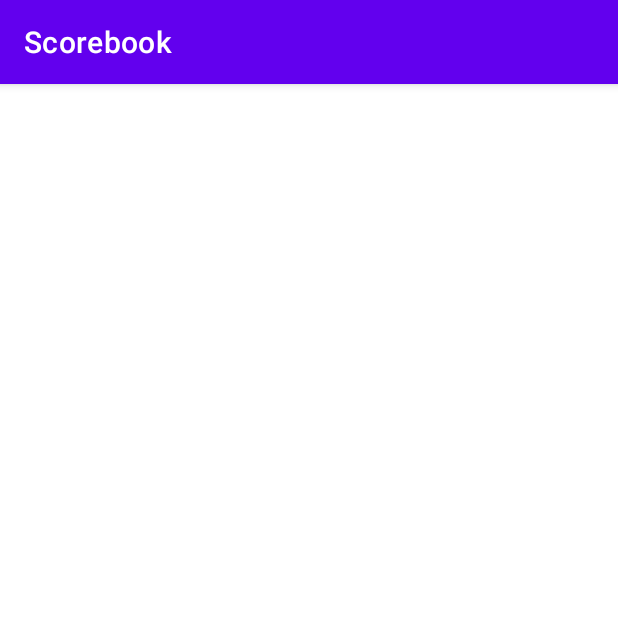
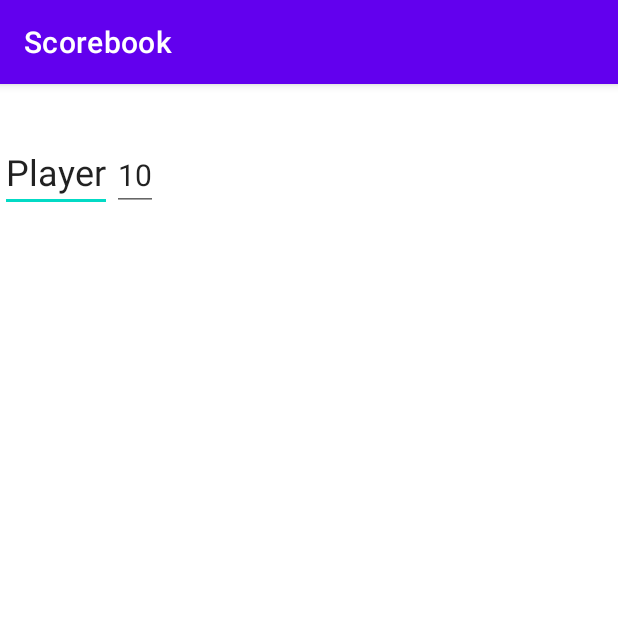
Before and after one commit to SaltyPineapple/Scorebook, an Android app: the GameActivity screen opened directly, with no data from a screen before it, on a phone screen of 412 x 824 dp, the top half of it. Run offline under Robolectric (Android 15) with nearby library versions, the phone set to English and light mode, and no system bars.

Commit message:
Start new game functionality

```diff
--- a/app/src/main/java/com/example/scorebook/GameActivity.java
+++ b/app/src/main/java/com/example/scorebook/GameActivity.java
@@ -3,19 +3,45 @@ package com.example.scorebook;
 import androidx.appcompat.app.AppCompatActivity;
 
 import android.os.Bundle;
+import android.widget.EditText;
+import android.widget.TableLayout;
+import android.widget.TableRow;
 import android.widget.TextView;
 
 public class GameActivity extends AppCompatActivity {
 
-    public TextView mTextView;
+    public TextView mTitleTextView;
 
     @Override
     protected void onCreate(Bundle savedInstanceState) {
         super.onCreate(savedInstanceState);
         setContentView(R.layout.activity_game);
 
-        mTextView = findViewById(R.id.gameTitle);
-        mTextView.setText(getIntent().getStringExtra("title"));
+        mTitleTextView = findViewById(R.id.gameTitle);
+        mTitleTextView.setText(getIntent().getStringExtra("title"));
+
+        int players = getIntent().getIntExtra("players", 0);
+
+
+        init(players);
+
+
+    }
+
+    public void init(int players){
+        TableLayout scoreTable = (TableLayout) findViewById(R.id.scoreTable);
+        for(int x=0; x<players-1; x++){
+            TableRow tbrow = new TableRow(this);
+
+            EditText etRow = new EditText(this);
+            etRow.setText("Player" + x+1);
+            etRow.setTextSize(24);
+
+            tbrow.addView(etRow);
+
+            scoreTable.addView(tbrow);
+
+        }
 
     }
 }
--- a/app/src/main/java/com/example/scorebook/GameAdapter.java
+++ b/app/src/main/java/com/example/scorebook/GameAdapter.java
@@ -75,6 +75,7 @@ public class GameAdapter extends RecyclerView.Adapter<GameAdapter.ViewHolder>{
         public void onClick(View v) {
             CardGame currentGame = mGames.get(getAdapterPosition());
             Intent newGame = new Intent(mContext, GameActivity.class);
+            newGame.putExtra("players", currentGame.getPlayers());
             newGame.putExtra("title", currentGame.getTitle());
             mContext.startActivity(newGame);
         }
--- a/app/src/main/res/layout/activity_game.xml
+++ b/app/src/main/res/layout/activity_game.xml
@@ -12,8 +12,54 @@
         android:layout_height="wrap_content"
         app:layout_constraintStart_toStartOf="parent"
         app:layout_constraintTop_toTopOf="parent"
-        android:text="hello"
+        app:layout_constraintEnd_toEndOf="parent"
+        android:layout_marginTop="10dp"
+        android:textSize="16sp"
+        android:text="title"
         />
 
 
+    <ScrollView
+        android:id="@+id/scoreScrollView"
+        android:layout_width="match_parent"
+        android:layout_height="0dp"
+        android:scrollbarStyle="outsideInset"
+
+        app:layout_constraintTop_toBottomOf="@+id/gameTitle"
+        app:layout_constraintBottom_toBottomOf="parent"
+        app:layout_constraintLeft_toLeftOf="parent"
+        app:layout_constraintRight_toRightOf="parent">
+
+        <HorizontalScrollView
+            android:id="@+id/scoreHorizScrollView"
+            android:layout_width="match_parent"
+            android:layout_height="wrap_content">
+
+            <TableLayout
+                android:id="@+id/scoreTable"
+                android:layout_width="wrap_content"
+                android:layout_height="match_parent">
+                <TableRow>
+                    <EditText
+                        android:layout_column="1"
+                        android:textSize="24sp"
+                        android:text="Player"
+                        />
+                    <EditText
+                        android:layout_column="2"
+                        android:textSize="20sp"
+                        android:text="10"
+                        />
+                </TableRow>
+
+
+
+            </TableLayout>
+        </HorizontalScrollView>
+
+    </ScrollView>
+
+
+
+
 </androidx.constraintlayout.widget.ConstraintLayout>
```
